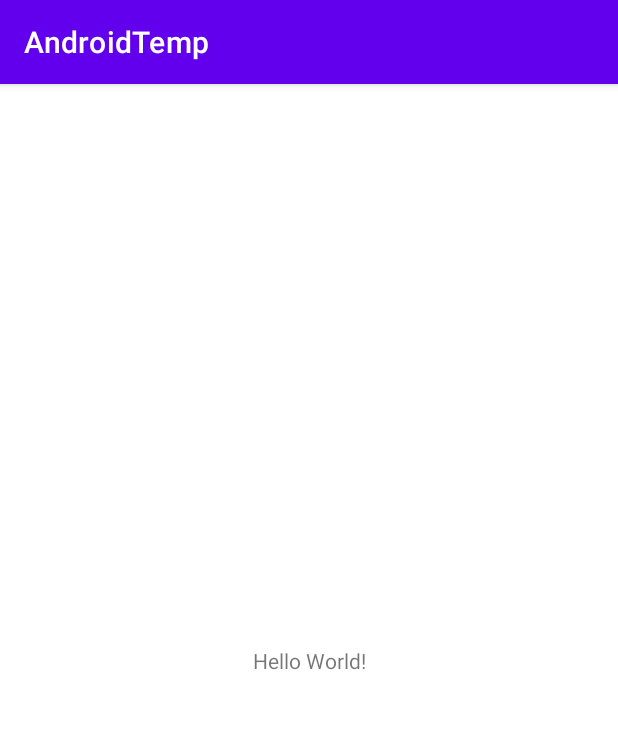
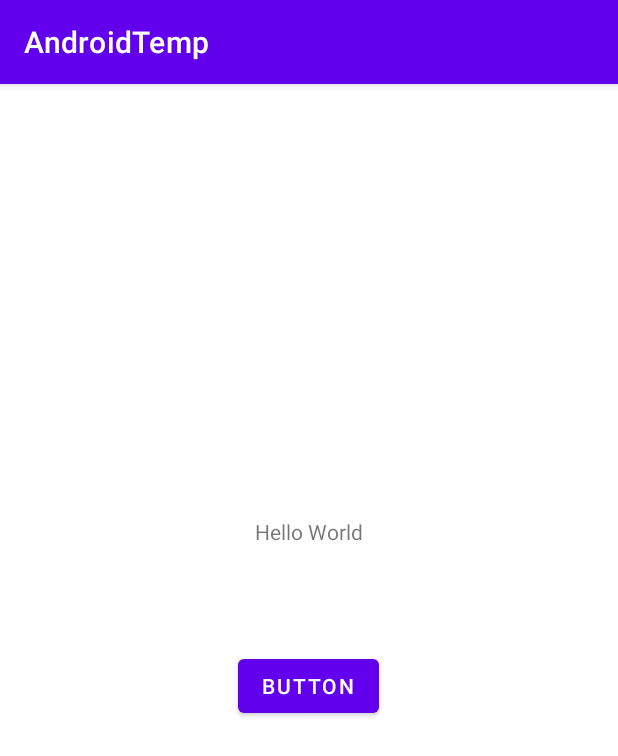
Before and after one commit to alejou2009/temperatura, an Android app: the screen it shows after launch (MainActivity), on a phone screen of 412 x 824 dp. Shown: the top 756 px of the screen. Run offline under Robolectric (Android 15) with nearby library versions, the phone set to English and light mode, and no system bars; our stand-ins replace Volley.

Commit message:
Avance 2.1. Android

```diff
--- a/Android/app/build.gradle
+++ b/Android/app/build.gradle
@@ -32,6 +32,7 @@ dependencies {
     implementation 'androidx.appcompat:appcompat:1.3.1'
     implementation 'com.google.android.material:material:1.4.0'
     implementation 'androidx.constraintlayout:constraintlayout:2.1.1'
+    implementation 'com.android.volley:volley:1.2.0'
     testImplementation 'junit:junit:4.+'
     androidTestImplementation 'androidx.test.ext:junit:1.1.3'
     androidTestImplementation 'androidx.test.espresso:espresso-core:3.4.0'
--- a/Android/app/src/main/AndroidManifest.xml
+++ b/Android/app/src/main/AndroidManifest.xml
@@ -1,6 +1,8 @@
 <?xml version="1.0" encoding="utf-8"?>
 <manifest xmlns:android="http://schemas.android.com/apk/res/android"
     package="udem.edu.co.androidtemp">
+
+    <uses-permission android:name="android.permission.INTERNET" />
 
     <application
         android:allowBackup="true"
--- a/Android/app/src/main/java/udem/edu/co/androidtemp/MainActivity.java
+++ b/Android/app/src/main/java/udem/edu/co/androidtemp/MainActivity.java
@@ -3,12 +3,61 @@ package udem.edu.co.androidtemp;
 import androidx.appcompat.app.AppCompatActivity;
 
 import android.os.Bundle;
+import android.view.View;
+import android.widget.Button;
+import android.widget.TextView;
+
+import com.android.volley.Request;
+import com.android.volley.Response;
+import com.android.volley.VolleyError;
+import com.android.volley.toolbox.StringRequest;
+import com.android.volley.toolbox.Volley;
+
+import org.json.JSONException;
+import org.json.JSONObject;
 
 public class MainActivity extends AppCompatActivity {
+
+    Button btnTemp;
+    TextView textViewTemp;
 
     @Override
     protected void onCreate(Bundle savedInstanceState) {
         super.onCreate(savedInstanceState);
         setContentView(R.layout.activity_main);
+
+        btnTemp = findViewById(R.id.btnTemp);
+        textViewTemp = findViewById(R.id.textViewTemp);
+
+        btnTemp.setOnClickListener(new View.OnClickListener() {
+            @Override
+            public void onClick(View v) {
+                LeerRest();
+            }
+        });
+    }
+
+    private void LeerRest(){
+        String url = "http://172.20.10.7:3000";
+
+        StringRequest getRequest = new StringRequest(Request.Method.GET, url, new Response.Listener<String>() {
+            @Override
+            public void onResponse(String response) {
+                try {
+                    JSONObject jsonObject = new JSONObject(response);
+                    String temp = jsonObject.getString( "temperatura");
+                    textViewTemp.setText(temp);
+                } catch (JSONException e) {
+                    e.printStackTrace();
+                }
+
+            }
+        }, new Response.ErrorListener() {
+            @Override
+            public void onErrorResponse(VolleyError error) {
+
+            }
+        });
+        Volley.newRequestQueue(this).add(getRequest);
     }
 }
--- a/Android/app/src/main/res/layout/activity_main.xml
+++ b/Android/app/src/main/res/layout/activity_main.xml
@@ -6,13 +6,31 @@
     android:layout_height="match_parent"
     tools:context=".MainActivity">
 
-    <TextView
+    <Button
+        android:id="@+id/btnTemp"
         android:layout_width="wrap_content"
         android:layout_height="wrap_content"
-        android:text="Hello World!"
+        android:layout_marginStart="158dp"
+        android:layout_marginTop="34dp"
+        android:layout_marginEnd="159dp"
+        android:layout_marginBottom="342dp"
+        android:text="Button"
         app:layout_constraintBottom_toBottomOf="parent"
-        app:layout_constraintLeft_toLeftOf="parent"
-        app:layout_constraintRight_toRightOf="parent"
+        app:layout_constraintEnd_toEndOf="parent"
+        app:layout_constraintStart_toStartOf="parent"
+        app:layout_constraintTop_toBottomOf="@+id/textViewTemp" />
+
+    <TextView
+        android:id="@+id/textViewTemp"
+        android:layout_width="wrap_content"
+        android:layout_height="wrap_content"
+        android:layout_marginStart="169dp"
+        android:layout_marginTop="288dp"
+        android:layout_marginEnd="169dp"
+        android:layout_marginBottom="34dp"
+        android:text="Hello World"
+        app:layout_constraintBottom_toTopOf="@+id/btnTemp"
+        app:layout_constraintEnd_toEndOf="parent"
+        app:layout_constraintStart_toStartOf="parent"
         app:layout_constraintTop_toTopOf="parent" />
-
 </androidx.constraintlayout.widget.ConstraintLayout>
```
